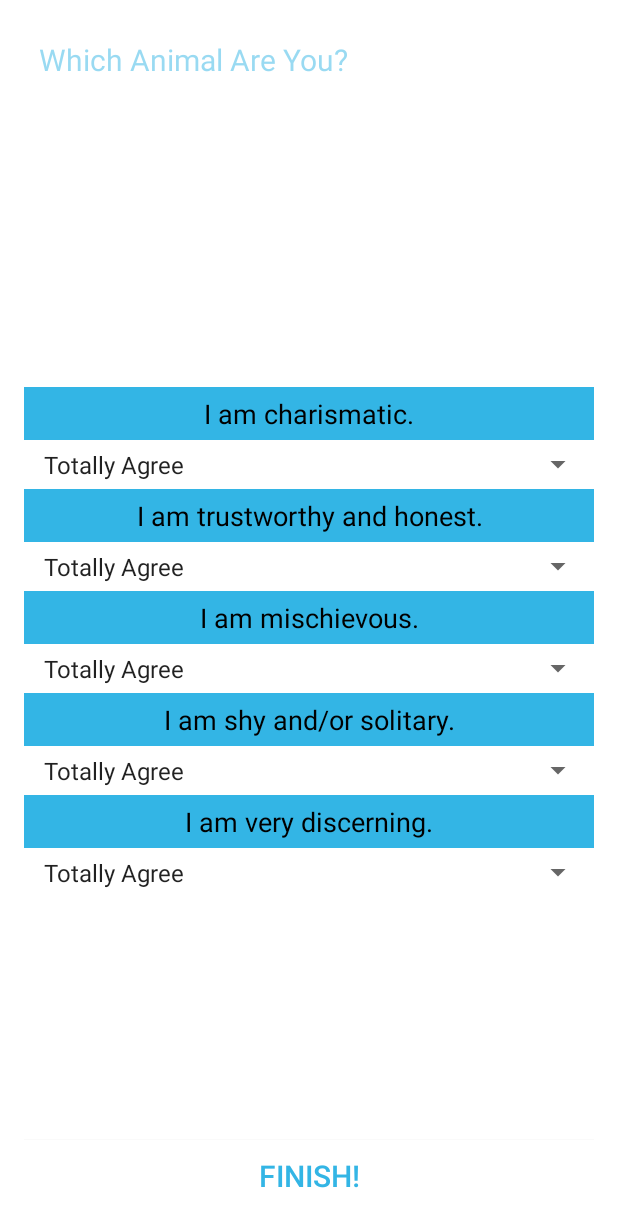
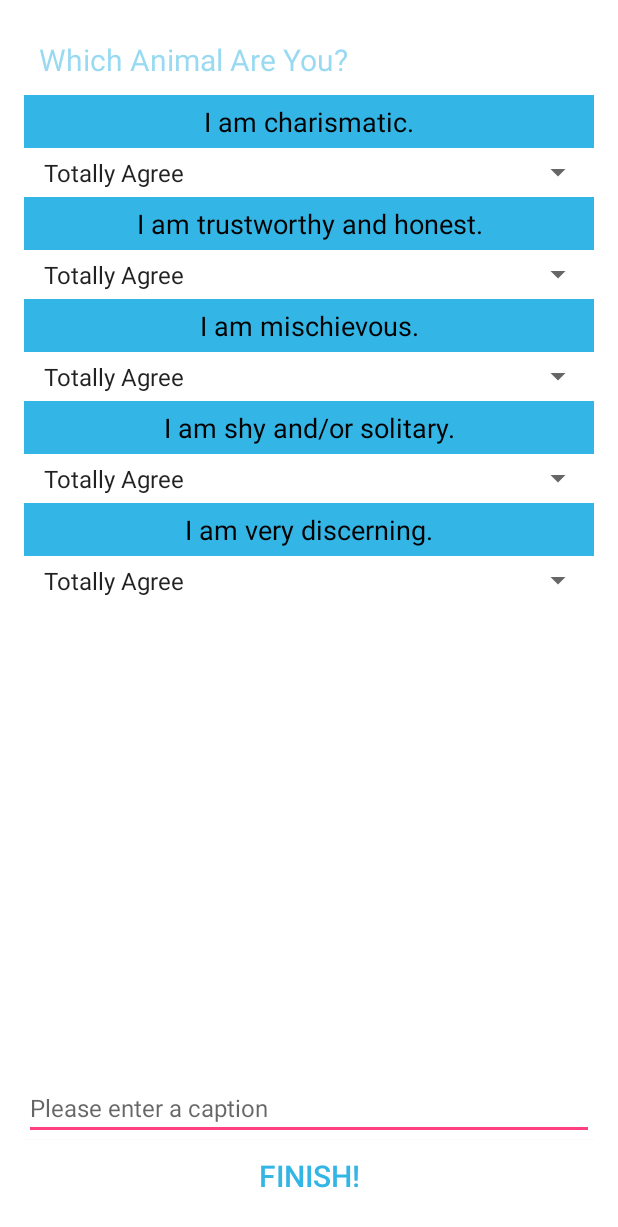
Before and after one commit to Abdelrhman-Elswefi/WhichAnimalAreYou, an Android app: the screen it shows after launch (StatementActivity), on a phone screen of 412 x 824 dp. Shown: the top 1227 px of the screen. Run offline under Robolectric (Android 15) with nearby library versions, the phone set to English and light mode, and no system bars.

Commit message:
Plenty of polishing

```diff
--- a/app/src/main/java/com/teamtreehouse/whichanimalareyou/ui/StatementActivity.java
+++ b/app/src/main/java/com/teamtreehouse/whichanimalareyou/ui/StatementActivity.java
@@ -6,6 +6,7 @@ import android.support.v7.app.AppCompatActivity;
 import android.view.View;
 import android.widget.ArrayAdapter;
 import android.widget.Button;
+import android.widget.EditText;
 import android.widget.Spinner;
 import android.widget.TextView;
 
@@ -22,7 +23,8 @@ public class StatementActivity extends AppCompatActivity {
     private Spinner mSpinner3;
     private Spinner mSpinner4;
     private Spinner mSpinner5;
-    private Button mFinishButton;
+    Button mFinishButton;
+    private EditText mCaptionEditText;
 
     @Override
     protected void onCreate(Bundle savedInstanceState) {
@@ -40,13 +42,45 @@ public class StatementActivity extends AppCompatActivity {
         mSpinner4 = (Spinner) findViewById(R.id.spinner4);
         mSpinner5 = (Spinner) findViewById(R.id.spinner5);
         mFinishButton = (Button) findViewById(R.id.finishButton);
+        mCaptionEditText = (EditText) findViewById(R.id.captionEditText);
 
+        setStatements();
+
+        setSpinners();
+
+        mCaptionEditText.setHint(R.string.captionEditTextHint);
+
+        mFinishButton.setOnClickListener(new View.OnClickListener() {
+            @Override
+            public void onClick(View v) {
+                String[] answers = new String[5];
+                answers[0] = mSpinner1.getSelectedItem().toString();
+                answers[1] = mSpinner2.getSelectedItem().toString();
+                answers[2] = mSpinner3.getSelectedItem().toString();
+                answers[3] = mSpinner4.getSelectedItem().toString();
+                answers[4] = mSpinner5.getSelectedItem().toString();
+                String caption = mCaptionEditText.getText().toString();
+                getResult(answers, caption);
+            }
+        });
+    }
+
+    public void getResult(String[] answers, String caption) {
+        Intent intent = new Intent(this, ResultActivity.class);
+        intent.putExtra("caption", caption);
+        intent.putExtra("answers", answers);
+        startActivity(intent);
+    }
+
+    public void setStatements() {
         mStatement1.setText(R.string.statement1);
         mStatement2.setText(R.string.statement2);
         mStatement3.setText(R.string.statement3);
         mStatement4.setText(R.string.statement4);
         mStatement5.setText(R.string.statement5);
+    }
 
+    public void setSpinners() {
         ArrayAdapter<CharSequence> adapter = ArrayAdapter.createFromResource(this,
                 R.array.spinnerChoices, android.R.layout.simple_spinner_item);
 
@@ -57,25 +91,6 @@ public class StatementActivity extends AppCompatActivity {
         mSpinner3.setAdapter(adapter);
         mSpinner4.setAdapter(adapter);
         mSpinner5.setAdapter(adapter);
-
-        mFinishButton.setOnClickListener(new View.OnClickListener() {
-            @Override
-            public void onClick(View v) {
-                String[] answers = new String[5];
-                answers[0] = mSpinner1.getSelectedItem().toString();
-                answers[1] = mSpinner2.getSelectedItem().toString();
-                answers[2] = mSpinner3.getSelectedItem().toString();
-                answers[3] = mSpinner4.getSelectedItem().toString();
-                answers[4] = mSpinner5.getSelectedItem().toString();
-                getResult(answers);
-            }
-        });
-    }
-
-    public void getResult(String[] answers) {
-        Intent intent = new Intent(this, ResultActivity.class);
-        intent.putExtra("answers", answers);
-        startActivity(intent);
     }
 
     @Override
@@ -86,5 +101,6 @@ public class StatementActivity extends AppCompatActivity {
         mSpinner3.setSelection(0);
         mSpinner4.setSelection(0);
         mSpinner5.setSelection(0);
+        mCaptionEditText.setText("");
     }
 }
--- a/app/src/main/res/layout/activity_statement.xml
+++ b/app/src/main/res/layout/activity_statement.xml
@@ -50,20 +50,6 @@
         android:text="TextView"
         android:layout_width="match_parent"
         android:layout_height="wrap_content"
-        android:id="@+id/statementTextView3"
-        android:textAlignment="center"
-        android:textSize="18sp"
-        android:textColor="@android:color/black"
-        android:padding="5dp"
-        android:layout_centerVertical="true"
-        android:layout_alignParentLeft="true"
-        android:layout_alignParentStart="true"
-        android:background="@android:color/holo_blue_light"/>
-
-    <TextView
-        android:text="TextView"
-        android:layout_width="match_parent"
-        android:layout_height="wrap_content"
         android:id="@+id/statementTextView4"
         android:textAlignment="center"
         android:textSize="18sp"
@@ -106,12 +92,37 @@
         android:layout_alignParentLeft="true"
         android:layout_alignParentStart="true"/>
 
+    <EditText
+        android:layout_width="match_parent"
+        android:layout_height="wrap_content"
+        android:inputType="textPersonName"
+        android:ems="10"
+        android:layout_above="@+id/finishButton"
+        android:layout_centerHorizontal="true"
+        android:id="@+id/captionEditText"
+        android:textSize="16sp"
+        android:hint="@string/captionEditTextHint"/>
+
+    <TextView
+        android:layout_width="match_parent"
+        android:layout_height="wrap_content"
+        android:id="@+id/statementTextView1"
+        android:textAlignment="center"
+        android:text="Statement"
+        android:textSize="18sp"
+        android:textColor="@android:color/black"
+        android:padding="5dp"
+        android:background="@android:color/holo_blue_light"
+        android:layout_below="@+id/titleTextView"
+        android:layout_alignParentLeft="true"
+        android:layout_alignParentStart="true"/>
+
     <Spinner
         android:layout_width="match_parent"
         android:layout_height="wrap_content"
-        android:id="@+id/spinner2"
+        android:id="@+id/spinner1"
         android:padding="5dp"
-        android:layout_above="@+id/statementTextView3"
+        android:layout_below="@+id/statementTextView1"
         android:layout_alignParentLeft="true"
         android:layout_alignParentStart="true"/>
 
@@ -124,31 +135,31 @@
         android:textSize="18sp"
         android:padding="5dp"
         android:textColor="@android:color/black"
-        android:layout_above="@+id/spinner2"
+        android:background="@android:color/holo_blue_light"
+        android:layout_below="@+id/spinner1"
         android:layout_alignParentLeft="true"
-        android:layout_alignParentStart="true"
-        android:background="@android:color/holo_blue_light"/>
+        android:layout_alignParentStart="true"/>
 
     <Spinner
         android:layout_width="match_parent"
         android:layout_height="wrap_content"
-        android:id="@+id/spinner1"
+        android:id="@+id/spinner2"
         android:padding="5dp"
-        android:layout_above="@+id/statementTextView2"
+        android:layout_below="@+id/statementTextView2"
         android:layout_alignParentLeft="true"
         android:layout_alignParentStart="true"/>
 
     <TextView
+        android:text="TextView"
         android:layout_width="match_parent"
         android:layout_height="wrap_content"
-        android:id="@+id/statementTextView1"
+        android:id="@+id/statementTextView3"
         android:textAlignment="center"
-        android:text="Statement"
         android:textSize="18sp"
         android:textColor="@android:color/black"
         android:padding="5dp"
-        android:layout_above="@+id/spinner1"
+        android:background="@android:color/holo_blue_light"
+        android:layout_below="@+id/spinner2"
         android:layout_alignParentLeft="true"
-        android:layout_alignParentStart="true"
-        android:background="@android:color/holo_blue_light"/>
+        android:layout_alignParentStart="true"/>
 </RelativeLayout>
--- a/app/src/main/res/values/strings.xml
+++ b/app/src/main/res/values/strings.xml
@@ -13,4 +13,5 @@
     <string name="statement4">I am shy and/or solitary.</string>
     <string name="statement5">I am very discerning.</string>
     <string name="returnButton">Play Again!</string>
+    <string name="captionEditTextHint">Please enter a caption</string>
 </resources>
```
Also changed, not shown: app/src/main/java/com/teamtreehouse/whichanimalareyou/ui/ResultActivity.java (+44 -8 lines), app/src/main/res/layout/activity_result.xml (+12 -0 lines).
